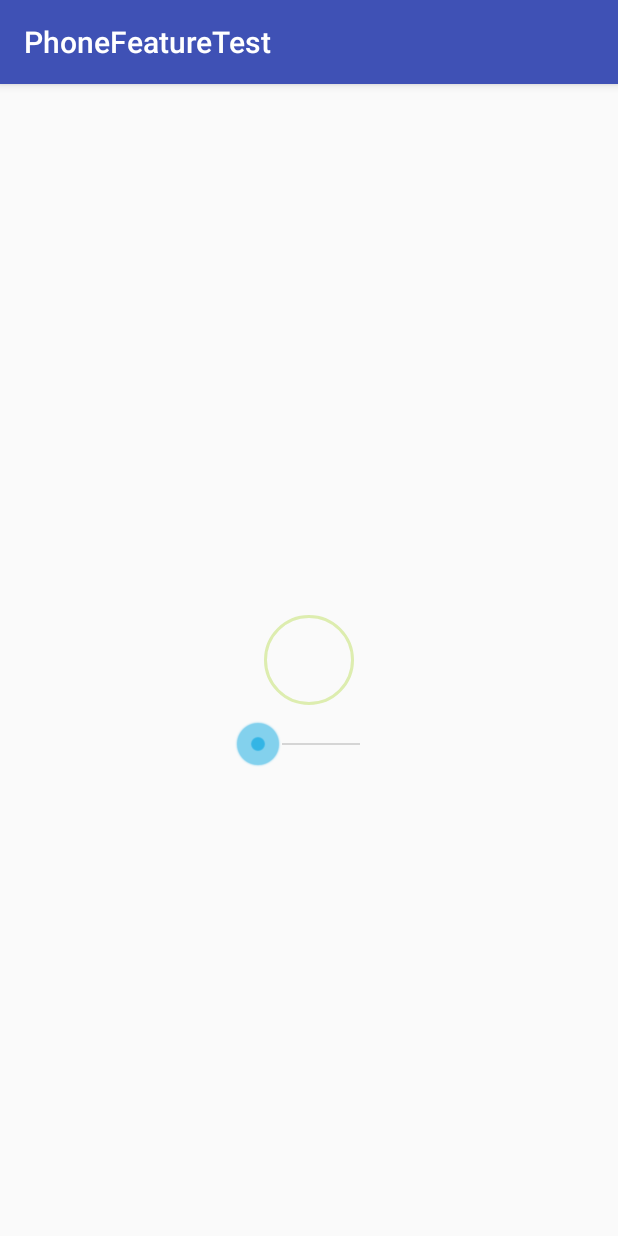
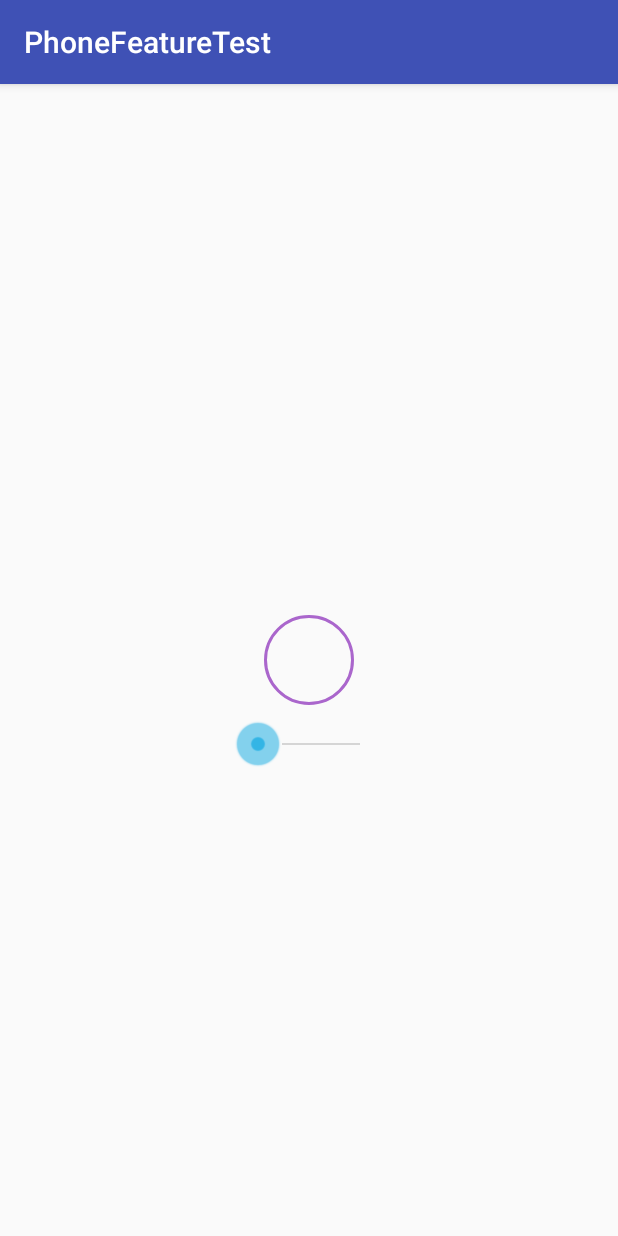
Before and after one commit to SummerRock/PhoneFeatureTest, an Android app: the ProgressBarTestActivity screen opened directly, with no data from a screen before it, on a phone screen of 412 x 824 dp. Run offline under Robolectric (Android 15) with nearby library versions, the phone set to English and light mode, and no system bars.

Commit message:
add bg color

```diff
--- a/app/src/main/java/com/example/yanxia/phonefeaturetest/widget/CircleProgressBar.java
+++ b/app/src/main/java/com/example/yanxia/phonefeaturetest/widget/CircleProgressBar.java
@@ -23,6 +23,7 @@ import android.graphics.Canvas;
 import android.graphics.Color;
 import android.graphics.Paint;
 import android.graphics.RectF;
+import android.support.annotation.ColorInt;
 import android.util.AttributeSet;
 import android.view.View;
 import android.view.animation.DecelerateInterpolator;
@@ -49,7 +50,11 @@ public class CircleProgressBar extends View {
      * Start the progress at 12 o'clock
      */
     private int startAngle = -90;
-    private int color = Color.DKGRAY;
+    @ColorInt
+    private int foregroundColor = Color.DKGRAY;
+    @ColorInt
+    private int backgroundColor = Color.LTGRAY;
+
     private RectF rectF;
     private Paint backgroundPaint;
     private Paint foregroundPaint;
@@ -94,12 +99,11 @@ public class CircleProgressBar extends View {
     }
 
     public int getColor() {
-        return color;
+        return foregroundColor;
     }
 
     public void setColor(int color) {
-        this.color = color;
-        backgroundPaint.setColor(adjustAlpha(color, 0.3f));
+        foregroundColor = color;
         foregroundPaint.setColor(color);
         invalidate();
         requestLayout();
@@ -120,7 +124,8 @@ public class CircleProgressBar extends View {
         try {
             strokeWidth = typedArray.getDimension(R.styleable.CircleProgressBar_progressBarThickness, strokeWidth);
             progress = typedArray.getFloat(R.styleable.CircleProgressBar_progress, progress);
-            color = typedArray.getInt(R.styleable.CircleProgressBar_progressbarColor, color);
+            foregroundColor = typedArray.getInt(R.styleable.CircleProgressBar_progressbarColor, Color.DKGRAY);
+            backgroundColor = typedArray.getInt(R.styleable.CircleProgressBar_progressbarBackgroundColor, Color.LTGRAY);
             min = typedArray.getInt(R.styleable.CircleProgressBar_min, min);
             max = typedArray.getInt(R.styleable.CircleProgressBar_max, max);
         } finally {
@@ -128,12 +133,12 @@ public class CircleProgressBar extends View {
         }
 
         backgroundPaint = new Paint(Paint.ANTI_ALIAS_FLAG);
-        backgroundPaint.setColor(adjustAlpha(color, 0.3f));
+        backgroundPaint.setColor(backgroundColor);
         backgroundPaint.setStyle(Paint.Style.STROKE);
         backgroundPaint.setStrokeWidth(strokeWidth);
 
         foregroundPaint = new Paint(Paint.ANTI_ALIAS_FLAG);
-        foregroundPaint.setColor(color);
+        foregroundPaint.setColor(foregroundColor);
         foregroundPaint.setStyle(Paint.Style.STROKE);
         foregroundPaint.setStrokeWidth(strokeWidth);
     }
--- a/app/src/main/res/layout/activity_progress_bar_test.xml
+++ b/app/src/main/res/layout/activity_progress_bar_test.xml
@@ -15,6 +15,7 @@
         app:max="100"
         app:min="0"
         app:progressBarThickness="2dp"
+        app:progressbarBackgroundColor="@android:color/holo_purple"
         app:progressbarColor="@android:color/holo_green_light" />
 
     <android.support.v7.widget.AppCompatSeekBar
--- a/app/src/main/res/values/attrs.xml
+++ b/app/src/main/res/values/attrs.xml
@@ -14,6 +14,7 @@
         <attr name="max" format="integer" />
         <attr name="progress" format="integer" />
         <attr name="progressbarColor" format="color" />
+        <attr name="progressbarBackgroundColor" format="color" />
         <attr name="progressBarThickness" format="dimension" />
 
     </declare-styleable>
```
